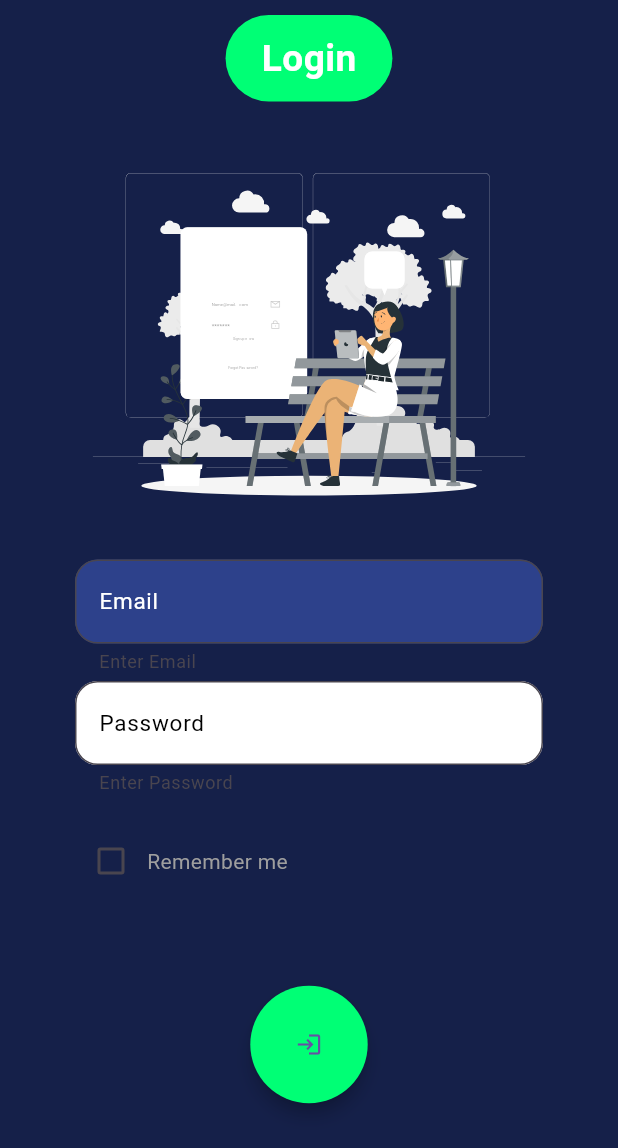
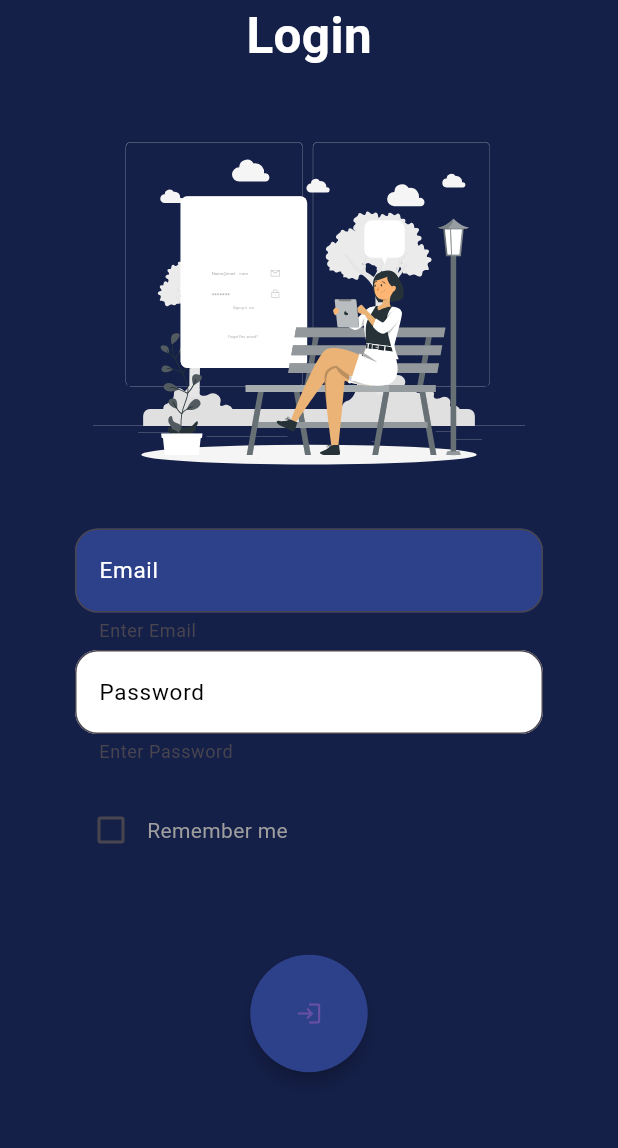
Before and after one commit to Mawaddatiqbal1035/Ai_powered_shopping_app, a Flutter app: the screen it shows after launch, after a tap on "Login Now", on a phone screen of 412 x 824 dp. Shown: the top 1148 px of the screen. Run offline on Flutter 3.47's test engine with Material 3 defaults, Android fonts, the phone set to English and light mode, and no system bars; our stand-ins replace cloud_firestore, either_dart, firebase_auth, firebase_core, flutter_gemini, flutter_svg and 2 more; accounts and stored records are empty; network calls fail.

Commit message:
Your second  commit

```diff
--- a/lib/features/ai_based_shopping/presentation/widgets/catalog_screen.dart
+++ b/lib/features/ai_based_shopping/presentation/widgets/catalog_screen.dart
@@ -64,7 +64,7 @@ class CatalogScreen extends StatelessWidget {
                         padding: const EdgeInsets.all(8.0),
                         child: ElevatedButton(
                           style: ElevatedButton.styleFrom(
-                            backgroundColor: isAdded ? Colors.red : Color(0xff02ed70),
+                            backgroundColor: isAdded ? Colors.red :  Color(0xFF152049),
                           ),
                           onPressed: () async {
                             if (isAdded) {
@@ -90,7 +90,9 @@ class CatalogScreen extends StatelessWidget {
                               }
                             }
                           },
-                          child: Text(isAdded ? "Delete" : "Add to cart"),
+                          child: Text(isAdded ? "Delete" : "Add to cart",style: TextStyle(
+                            color: Colors.white
+                          ),),
                         ),
                       ),
                     ],
--- a/lib/features/authentication/presentation/screens/login_screen.dart
+++ b/lib/features/authentication/presentation/screens/login_screen.dart
@@ -30,31 +30,8 @@ class _LoginScreenState extends State<LoginScreen> {
               mainAxisAlignment: MainAxisAlignment.center,
               children: [
                 // Login Button
-                Stack(
-                  children: [
-                    Padding(
-                      padding: const EdgeInsets.only(top: 10),
-                      child: Container(
-                        width: s.width * 0.27,
-                        height: s.height * 0.07,
-                        decoration: BoxDecoration(
-                          color: const Color(0xff00ff75),
-                          borderRadius: BorderRadius.circular(30),
-                        ),
-                        child: Center(
-                          child: Text(
-                            AppAuthenticationTextsExpanded.login,
-                            style: TextStyle(
-                              color: Colors.white,
-                              fontWeight: FontWeight.bold,
-                              fontSize: s.width * 0.020 + s.height * 0.020,
-                            ),
-                          ),
-                        ),
-                      ),
-                    ),
-                  ],
-                ),
+                Text("Login",style: TextStyle(color: Colors.white,fontSize: s.height*0.040,
+                    fontWeight: FontWeight.bold),),
                 const SizedBox(height: 16),
 
                 // Image
@@ -117,7 +94,7 @@ class _LoginScreenState extends State<LoginScreen> {
                       child: Row(
                         children: [
                           Checkbox(
-                            checkColor: Color(0xff00ff75),
+                            checkColor: Colors.white,
                             value: rememberMe,
                             onChanged: (value) {
                               setState(() {
@@ -148,7 +125,7 @@ class _LoginScreenState extends State<LoginScreen> {
                     );
                   },
                   style: ElevatedButton.styleFrom(
-                    backgroundColor: Color(0xff00ff75),
+                    backgroundColor: Color(0xff2d418b),
                     shape: const CircleBorder(),
                     padding: const EdgeInsets.all(20),
                     elevation: 4.5,
--- a/lib/features/authentication/presentation/screens/signup_screen.dart
+++ b/lib/features/authentication/presentation/screens/signup_screen.dart
@@ -36,23 +36,8 @@ class _SignupScreenState extends State<SignupScreen> {
                 child: Column(
                   children: [
                     // Top container
-                    Container(
-                      width: s.width * 0.25,
-                      height: s.height * 0.07,
-                      decoration: BoxDecoration(
-                        color: const Color(0xff00ff75),
-                        borderRadius: BorderRadius.circular(30),
-                      ),
-                      child: Center(
-                        child: Text(
-                          AppAuthenticationTextsExpanded.signup,
-                          style: TextStyle(
-                            fontSize: s.width * 0.020 + s.height * 0.019,
-                            color: Colors.white,
-                          ),
-                        ),
-                      ),
-                    ),
+                    Text("Signup",style: TextStyle(color: Colors.white,fontSize: s.height*0.040,
+                    fontWeight: FontWeight.bold),),
                     const SizedBox(height: 10),
 
 
@@ -117,13 +102,13 @@ class _SignupScreenState extends State<SignupScreen> {
                             controller: passwordTextController,
                             decoration: InputDecoration(
                               hintText: AppAuthenticationTextsExpanded.signupPasswordHintText,
-                              fillColor: const Color(0xff00ff75),
+                              fillColor: const Color(0xff2d418b),
                               border: OutlineInputBorder(
                                   borderRadius: BorderRadius.circular(15)),
                               filled: true,
                               hintStyle: TextStyle(
                                 fontSize: s.width * 0.013 + s.height * 0.010,
-                                color: Colors.black,
+                                color: Colors.white,
                               ),
                             ),
                             textAlign: TextAlign.center,
@@ -200,7 +185,7 @@ class _SignupScreenState extends State<SignupScreen> {
                             shape: const BeveledRectangleBorder(),
                           ),
                           child: const Icon(Icons.g_mobiledata_rounded,
-                              color: Color(0xff00ff75)),
+                              color: Colors.white),
                         ),
                         ElevatedButton(
                           onPressed: () {},
@@ -209,7 +194,7 @@ class _SignupScreenState extends State<SignupScreen> {
                             fixedSize: Size(s.height * 0.130, s.width * 0.080),
                             shape: const BeveledRectangleBorder(),
                           ),
-                          child: const Icon(Icons.facebook, color: Color(0xff00ff75)),
+                          child: const Icon(Icons.facebook, color: Colors.white),
                         ),
                       ],
                     ),
@@ -224,7 +209,7 @@ class _SignupScreenState extends State<SignupScreen> {
                           AppAuthenticationTextsExpanded.alreadyHaveAccount,
                           style: TextStyle(
                             fontSize: s.width * 0.010 + s.height * 0.010,
-                            color: const Color(0xff00ff75),
+                            color: Colors.white,
                             fontWeight: FontWeight.bold,
                           ),
                         ),
```
Also changed, not shown: lib/features/ai_based_shopping/presentation/controller/gemini_recommend_product_controller.dart (+154 -5 lines), lib/features/ai_based_shopping/presentation/screens/ai_shopping_screen.dart (+4 -5 lines).
